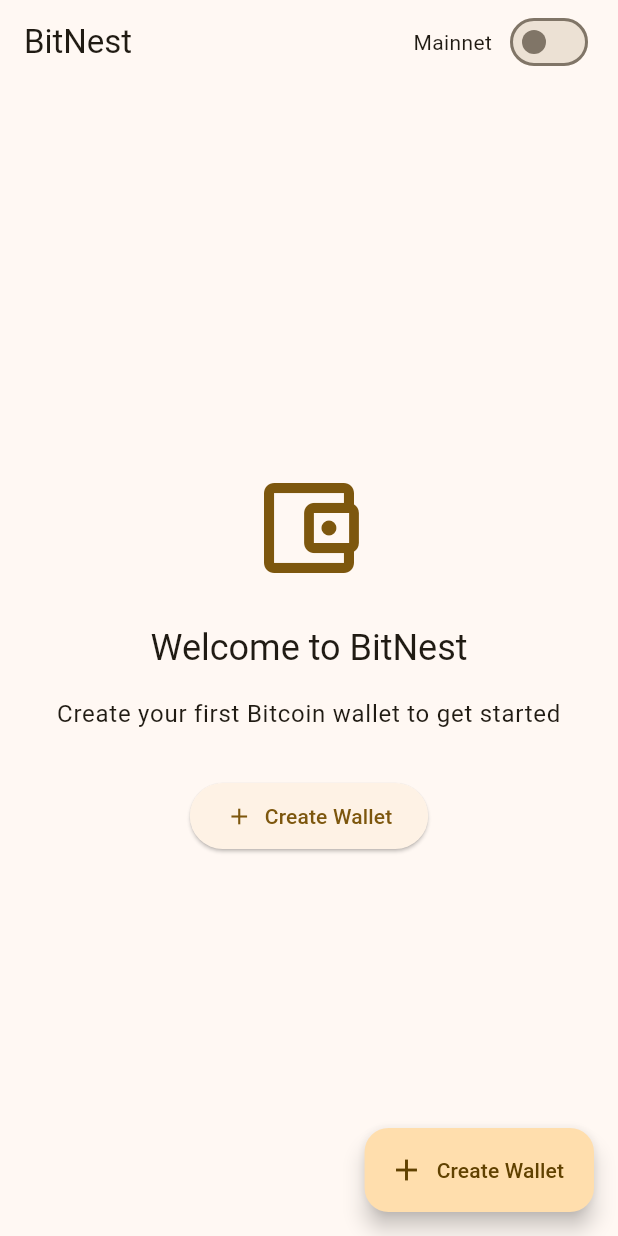
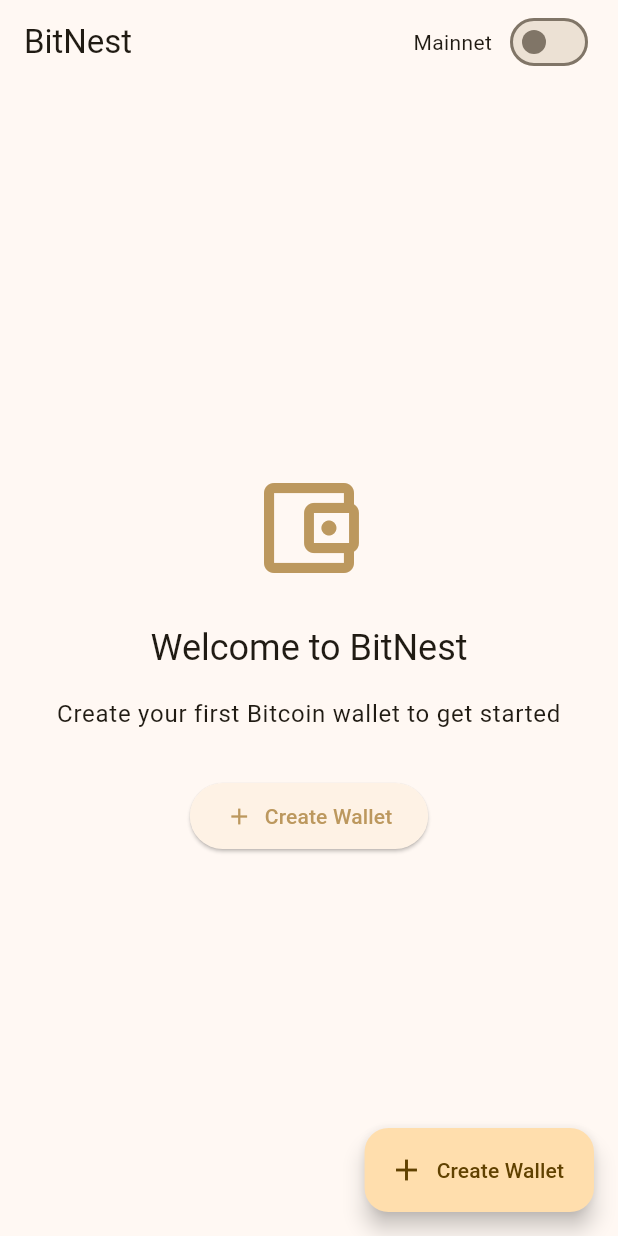
Before and after one commit to AminMemariani/Bitnest, a Flutter app: the screen it shows after launch, on a phone screen of 412 x 824 dp. Run offline on Flutter 3.47's test engine with Material 3 defaults, Android fonts, the light colour scheme and no system bars; our stand-ins replace flutter_secure_storage, hex, local_auth, shared_preferences; missing offline and left inert: bip32, bip39, bs58check, pointycastle.

Commit message:
Update primary color in theme for light and dark modes
- Modify the primary color in both light and dark theme configurations to a custom beige color (0xFFBC985E) for enhanced visual appeal and consistency across the application.

```diff
--- a/lib/main.dart
+++ b/lib/main.dart
@@ -82,6 +82,8 @@
           colorScheme: ColorScheme.fromSeed(
             seedColor: const Color(0xFF977439),
             brightness: Brightness.light,
+          ).copyWith(
+            primary: const Color(0xFFBC985E),
           ),
           useMaterial3: true,
         ),
@@ -89,6 +91,8 @@
           colorScheme: ColorScheme.fromSeed(
             seedColor: const Color(0xFF977439),
             brightness: Brightness.dark,
+          ).copyWith(
+            primary: const Color(0xFFBC985E),
           ),
           useMaterial3: true,
         ),
```
